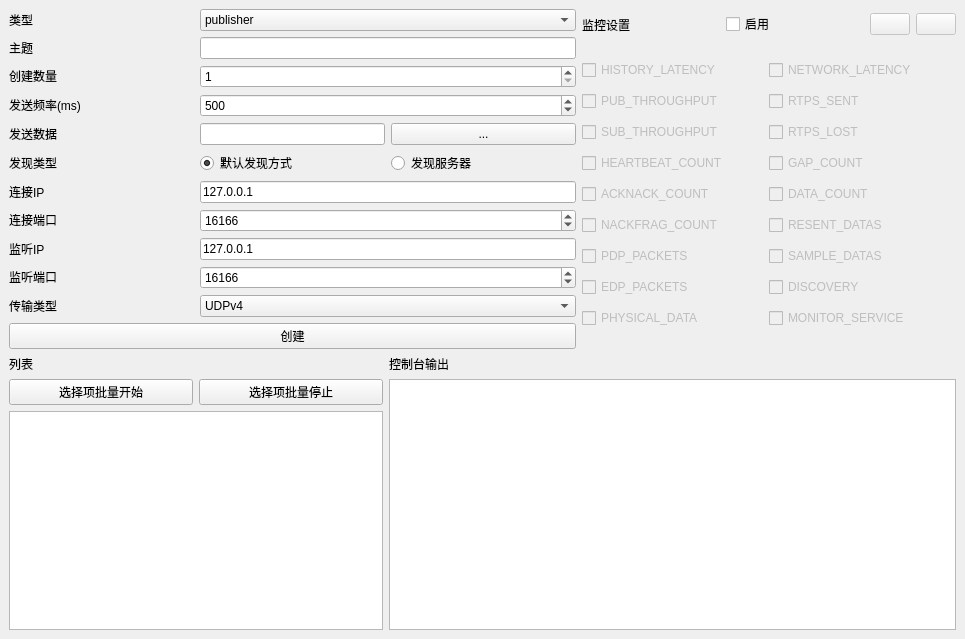
Before: the Qt Designer form Easy-DDS-Test/EDTest/easyddstest.ui in npr-martin/easydds, drawn with Qt 5.
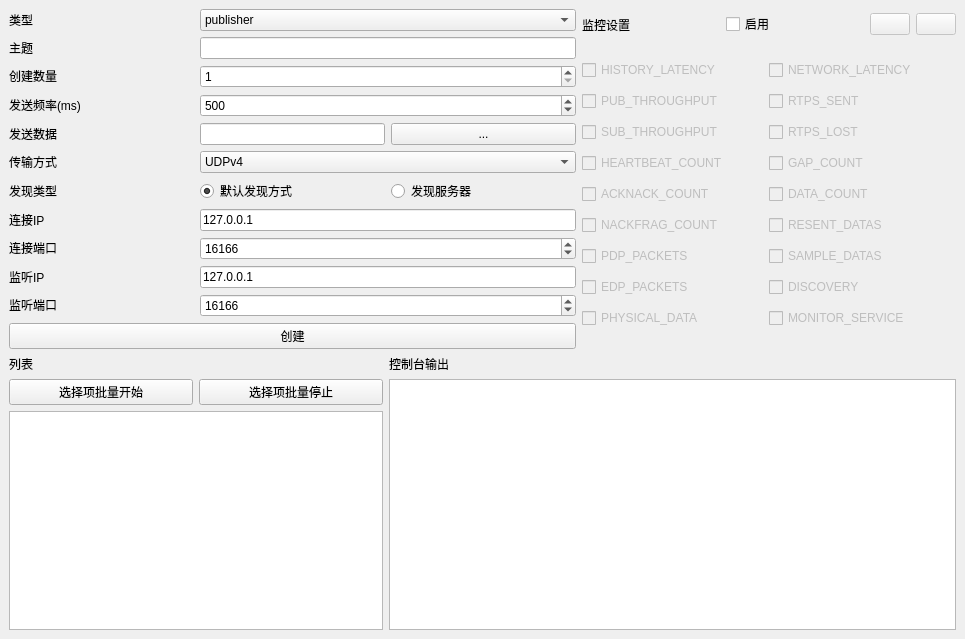
After: the same form once the commit is applied. Icons and pictures are not drawn.

Commit message: @edit add transportKind and change position

The edit to the form file:
```diff
--- a/Easy-DDS-Test/EDTest/easyddstest.ui
+++ b/Easy-DDS-Test/EDTest/easyddstest.ui
@@ -346,36 +346,7 @@
       <property name="spacing">
        <number>6</number>
       </property>
-      <item row="10" column="1" colspan="2">
-       <widget class="QComboBox" name="cmbTransKind">
-        <item>
-         <property name="text">
-          <string>UDPv4</string>
-         </property>
-        </item>
-        <item>
-         <property name="text">
-          <string>UDPv6</string>
-         </property>
-        </item>
-        <item>
-         <property name="text">
-          <string>TCPv4</string>
-         </property>
-        </item>
-        <item>
-         <property name="text">
-          <string>TCPv6</string>
-         </property>
-        </item>
-        <item>
-         <property name="text">
-          <string>SHM</string>
-         </property>
-        </item>
-       </widget>
-      </item>
-      <item row="6" column="1" colspan="2">
+      <item row="7" column="1" colspan="2">
        <widget class="QLineEdit" name="leIP">
         <property name="text">
          <string>127.0.0.1</string>
@@ -412,7 +383,7 @@
         </property>
        </widget>
       </item>
-      <item row="7" column="0">
+      <item row="8" column="0">
        <widget class="QLabel" name="lblPort">
         <property name="sizePolicy">
          <sizepolicy hsizetype="Preferred" vsizetype="Fixed">
@@ -432,7 +403,7 @@
         </property>
        </widget>
       </item>
-      <item row="5" column="1">
+      <item row="6" column="1">
        <widget class="QRadioButton" name="radioButton">
         <property name="text">
          <string>默认发现方式</string>
@@ -442,7 +413,7 @@
         </property>
        </widget>
       </item>
-      <item row="5" column="0">
+      <item row="6" column="0">
        <widget class="QLabel" name="label_11">
         <property name="sizePolicy">
          <sizepolicy hsizetype="Preferred" vsizetype="Fixed">
@@ -468,19 +439,6 @@
         </property>
        </widget>
       </item>
-      <item row="10" column="0">
-       <widget class="QLabel" name="lblTransKind">
-        <property name="sizePolicy">
-         <sizepolicy hsizetype="Preferred" vsizetype="Fixed">
-          <horstretch>0</horstretch>
-          <verstretch>0</verstretch>
-         </sizepolicy>
-        </property>
-        <property name="text">
-         <string>传输类型</string>
-        </property>
-       </widget>
-      </item>
       <item row="2" column="0">
        <widget class="QLabel" name="lblNum">
         <property name="sizePolicy">
@@ -494,7 +452,7 @@
         </property>
        </widget>
       </item>
-      <item row="5" column="2">
+      <item row="6" column="2">
        <widget class="QRadioButton" name="radioButton_2">
         <property name="text">
          <string>发现服务器</string>
@@ -514,7 +472,7 @@
         </property>
        </widget>
       </item>
-      <item row="9" column="0">
+      <item row="10" column="0">
        <widget class="QLabel" name="lblListenPort">
         <property name="sizePolicy">
          <sizepolicy hsizetype="Preferred" vsizetype="Fixed">
@@ -527,7 +485,7 @@
         </property>
        </widget>
       </item>
-      <item row="7" column="1" colspan="2">
+      <item row="8" column="1" colspan="2">
        <widget class="QSpinBox" name="sbPort">
         <property name="maximum">
          <number>65535</number>
@@ -557,7 +515,17 @@
         </property>
        </widget>
       </item>
-      <item row="6" column="0">
+      <item row="9" column="1" colspan="2">
+       <widget class="QLineEdit" name="leListenIP">
+        <property name="text">
+         <string>127.0.0.1</string>
+        </property>
+        <property name="maxLength">
+         <number>15</number>
+        </property>
+       </widget>
+      </item>
+      <item row="7" column="0">
        <widget class="QLabel" name="lblIP">
         <property name="sizePolicy">
          <sizepolicy hsizetype="Preferred" vsizetype="Fixed">
@@ -570,9 +538,32 @@
         </property>
        </widget>
       </item>
+      <item row="10" column="1" colspan="2">
+       <widget class="QSpinBox" name="sbListenPort">
+        <property name="maximum">
+         <number>65535</number>
+        </property>
+        <property name="value">
+         <number>16166</number>
+        </property>
+       </widget>
+      </item>
       <item row="1" column="1" colspan="2">
        <widget class="QLineEdit" name="leTopic"/>
       </item>
+      <item row="9" column="0">
+       <widget class="QLabel" name="lblListenIP">
+        <property name="sizePolicy">
+         <sizepolicy hsizetype="Preferred" vsizetype="Fixed">
+          <horstretch>0</horstretch>
+          <verstretch>0</verstretch>
+         </sizepolicy>
+        </property>
+        <property name="text">
+         <string>监听IP</string>
+        </property>
+       </widget>
+      </item>
       <item row="2" column="1" colspan="2">
        <widget class="QSpinBox" name="sbNum">
         <property name="minimum">
@@ -606,8 +597,8 @@
         </property>
        </widget>
       </item>
-      <item row="8" column="0">
-       <widget class="QLabel" name="lblListenIP">
+      <item row="5" column="0">
+       <widget class="QLabel" name="lblTransKind">
         <property name="sizePolicy">
          <sizepolicy hsizetype="Preferred" vsizetype="Fixed">
           <horstretch>0</horstretch>
@@ -615,28 +606,47 @@
          </sizepolicy>
         </property>
         <property name="text">
-         <string>监听IP</string>
+         <string>传输方式</string>
         </property>
        </widget>
       </item>
-      <item row="8" column="1" colspan="2">
-       <widget class="QLineEdit" name="leListenIP">
-        <property name="text">
-         <string>127.0.0.1</string>
-        </property>
-        <property name="maxLength">
-         <number>15</number>
-        </property>
-       </widget>
-      </item>
-      <item row="9" column="1" colspan="2">
-       <widget class="QSpinBox" name="sbListenPort">
-        <property name="maximum">
-         <number>65535</number>
-        </property>
-        <property name="value">
-         <number>16166</number>
-        </property>
+      <item row="5" column="1" colspan="2">
+       <widget class="QComboBox" name="cmbTransKind">
+        <item>
+         <property name="text">
+          <string>UDPv4</string>
+         </property>
+        </item>
+        <item>
+         <property name="text">
+          <string>UDPv6</string>
+         </property>
+        </item>
+        <item>
+         <property name="text">
+          <string>TCPv4</string>
+         </property>
+        </item>
+        <item>
+         <property name="text">
+          <string>TCPv6</string>
+         </property>
+        </item>
+        <item>
+         <property name="text">
+          <string>SHM</string>
+         </property>
+        </item>
+        <item>
+         <property name="text">
+          <string>DATA_SHARING</string>
+         </property>
+        </item>
+        <item>
+         <property name="text">
+          <string>LARGE_DATA</string>
+         </property>
+        </item>
        </widget>
       </item>
      </layout>
```
Left out of the diff: 58 changed lines with no effect on the pictures. The commit also changes 1 other file.
